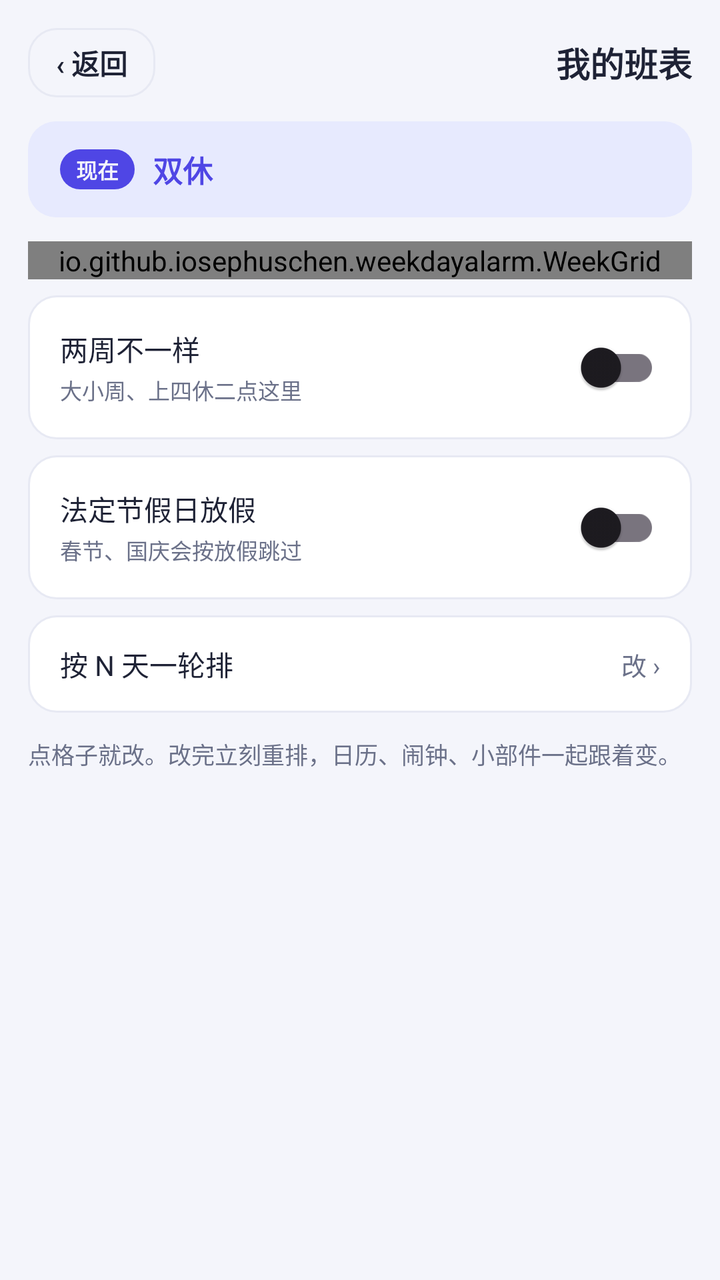
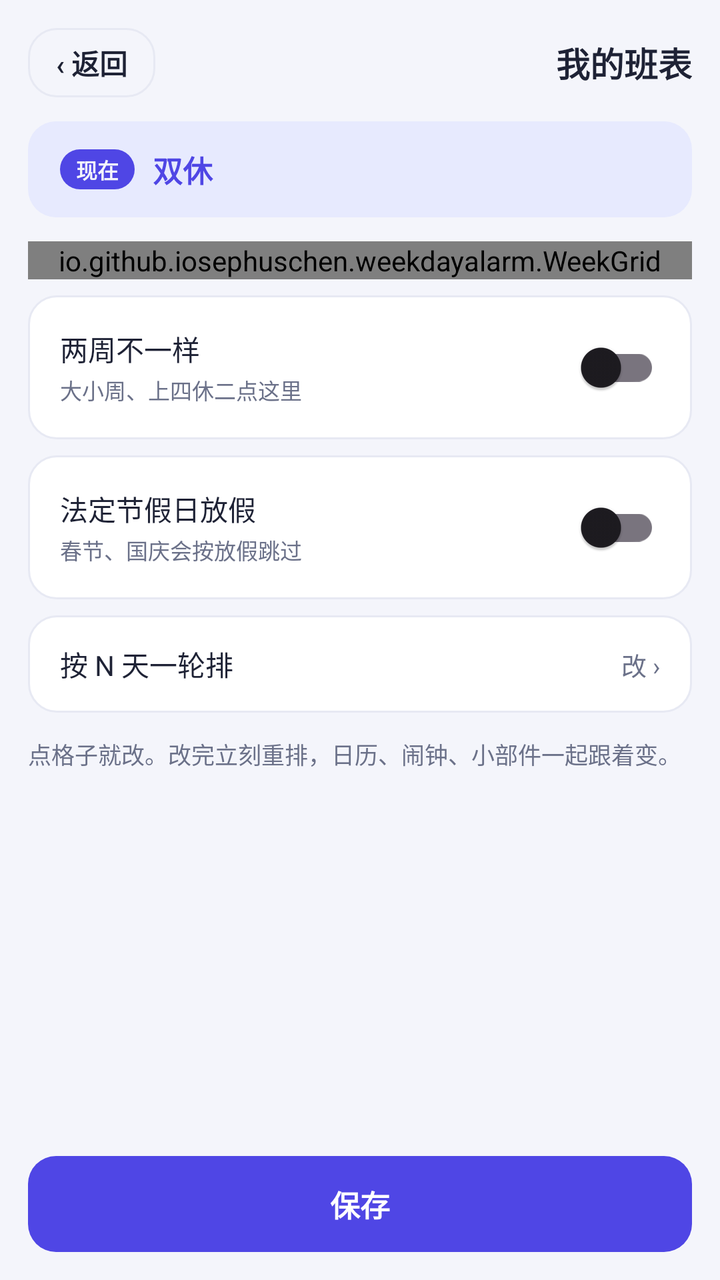

Before-and-after screenshots of an Android layout around one commit, followed by the original layout XML and the change that was made.
<!-- AndroidManifest.xml: application theme Theme.WeekdayAlarm -->
<!-- res/layout/activity_week_schedule.xml -->
<?xml version="1.0" encoding="utf-8"?>
<ScrollView xmlns:android="http://schemas.android.com/apk/res/android"
    android:layout_width="match_parent"
    android:layout_height="match_parent"
    android:background="@color/bg"
    android:fitsSystemWindows="true">

    <LinearLayout
        android:layout_width="match_parent"
        android:layout_height="wrap_content"
        android:orientation="vertical"
        android:paddingStart="14dp"
        android:paddingTop="14dp"
        android:paddingEnd="14dp"
        android:paddingBottom="@dimen/space_24">

        <LinearLayout
            android:layout_width="match_parent"
            android:layout_height="wrap_content"
            android:layout_marginBottom="@dimen/space_12"
            android:gravity="center_vertical"
            android:orientation="horizontal">

            <TextView
                android:id="@+id/btn_back"
                android:layout_width="wrap_content"
                android:layout_height="wrap_content"
                android:background="@drawable/bg_time_outline"
                android:clickable="true"
                android:focusable="true"
                android:paddingStart="14dp"
                android:paddingTop="7dp"
                android:paddingEnd="14dp"
                android:paddingBottom="7dp"
                android:text="‹ 返回"
                android:textColor="@color/ink"
                android:textSize="14sp"
                android:textStyle="bold" />

            <TextView
                android:layout_width="0dp"
                android:layout_height="wrap_content"
                android:layout_weight="1"
                android:gravity="end"
                android:text="我的班表"
                android:textColor="@color/ink"
                android:textSize="17sp"
                android:textStyle="bold" />
        </LinearLayout>

        
        <LinearLayout
            android:id="@+id/card_verdict"
            android:layout_width="match_parent"
            android:layout_height="wrap_content"
            android:background="@drawable/bg_verdict"
            android:gravity="center_vertical"
            android:orientation="horizontal"
            android:paddingStart="16dp"
            android:paddingTop="13dp"
            android:paddingEnd="16dp"
            android:paddingBottom="13dp">

            <TextView
                android:layout_width="wrap_content"
                android:layout_height="wrap_content"
                android:background="@drawable/bg_verdict_tag"
                android:paddingStart="8dp"
                android:paddingTop="2dp"
                android:paddingEnd="8dp"
                android:paddingBottom="2dp"
                android:text="现在"
                android:textColor="@color/bg"
                android:textSize="10.5sp"
                android:textStyle="bold" />

            <TextView
                android:id="@+id/tv_verdict"
                android:layout_width="0dp"
                android:layout_height="wrap_content"
                android:layout_marginStart="9dp"
                android:layout_weight="1"
                android:text="双休"
                android:textColor="@color/indigo"
                android:textSize="15sp"
                android:textStyle="bold" />
        </LinearLayout>

        <io.github.iosephuschen.weekdayalarm.WeekGrid
            android:id="@+id/week_grid"
            android:layout_width="match_parent"
            android:layout_height="wrap_content"
            android:layout_marginTop="@dimen/space_12" />

        
        <LinearLayout
            android:id="@+id/row_shifts"
            android:layout_width="match_parent"
            android:layout_height="wrap_content"
            android:layout_marginTop="@dimen/space_12"
            android:background="@drawable/bg_dialog_row"
            android:clickable="true"
            android:focusable="true"
            android:gravity="center_vertical"
            android:orientation="horizontal"
            android:paddingStart="16dp"
            android:paddingTop="14dp"
            android:paddingEnd="16dp"
            android:paddingBottom="13dp"
            android:visibility="gone">

            <LinearLayout
                android:layout_width="0dp"
                android:layout_height="wrap_content"
                android:layout_weight="1"
                android:orientation="vertical">

                <TextView
                    android:layout_width="wrap_content"
                    android:layout_height="wrap_content"
                    android:text="班次"
                    android:textColor="@color/ink"
                    android:textSize="15sp"
                    android:textStyle="bold" />

                <TextView
                    android:id="@+id/tv_shifts_sub"
                    android:layout_width="match_parent"
                    android:layout_height="wrap_content"
                    android:layout_marginTop="3dp"
                    android:text="白班 08:00 – 20:00 · 夜班 20:00 – 次日 08:00"
                    android:textColor="@color/sub"
                    android:textSize="11sp" />
            </LinearLayout>

            <TextView
                android:layout_width="wrap_content"
                android:layout_height="wrap_content"
                android:text="改 ›"
                android:textColor="@color/sub"
                android:textSize="12.5sp" />
        </LinearLayout>

        
        <LinearLayout
            android:id="@+id/card_rotation"
            android:layout_width="match_parent"
            android:layout_height="wrap_content"
            android:layout_marginTop="@dimen/space_12"
            android:background="@drawable/bg_dialog_row"
            android:clickable="true"
            android:focusable="true"
            android:gravity="center_vertical"
            android:orientation="horizontal"
            android:paddingStart="16dp"
            android:paddingTop="14dp"
            android:paddingEnd="16dp"
            android:paddingBottom="13dp"
            android:visibility="gone">

            <LinearLayout
                android:layout_width="0dp"
                android:layout_height="wrap_content"
                android:layout_weight="1"
                android:orientation="vertical">

                <TextView
                    android:id="@+id/tv_rotation_title"
                    android:layout_width="wrap_content"
                    android:layout_height="wrap_content"
                    android:text="4 天一轮 · 上2休2"
                    android:textColor="@color/ink"
                    android:textSize="15sp"
                    android:textStyle="bold" />

                <TextView
                    android:id="@+id/tv_rotation_sub"
                    android:layout_width="wrap_content"
                    android:layout_height="wrap_content"
                    android:layout_marginTop="2dp"
                    android:text="第 1 天定下来，往后按 N 天一轮"
                    android:textColor="@color/sub"
                    android:textSize="11sp" />

                
                <TextView
                    android:id="@+id/tv_rotation_times"
                    android:layout_width="match_parent"
                    android:layout_height="wrap_content"
                    android:layout_marginTop="6dp"
                    android:textColor="@color/body"
                    android:textSize="12sp"
                    android:visibility="gone" />
            </LinearLayout>

            <TextView
                android:layout_width="wrap_content"
                android:layout_height="wrap_content"
                android:text="改 ›"
                android:textColor="@color/sub"
                android:textSize="12.5sp" />
        </LinearLayout>

        <LinearLayout
            android:id="@+id/row_biweekly"
            android:layout_width="match_parent"
            android:layout_height="wrap_content"
            android:layout_marginTop="@dimen/space_8"
            android:background="@drawable/bg_dialog_row"
            android:gravity="center_vertical"
            android:orientation="horizontal"
            android:paddingStart="16dp"
            android:paddingTop="12dp"
            android:paddingEnd="16dp"
            android:paddingBottom="12dp">

            <LinearLayout
                android:layout_width="0dp"
                android:layout_height="wrap_content"
                android:layout_weight="1"
                android:orientation="vertical">

                <TextView
                    android:layout_width="wrap_content"
                    android:layout_height="wrap_content"
                    android:text="两周不一样"
                    android:textColor="@color/ink"
                    android:textSize="14sp" />

                
                <TextView
                    android:layout_width="wrap_content"
                    android:layout_height="wrap_content"
                    android:layout_marginTop="2dp"
                    android:text="大小周、上四休二点这里"
                    android:textColor="@color/sub"
                    android:textSize="11sp" />
            </LinearLayout>

            <androidx.appcompat.widget.SwitchCompat
                android:id="@+id/sw_biweekly"
                android:layout_width="wrap_content"
                android:layout_height="wrap_content" />
        </LinearLayout>

        <LinearLayout
            android:id="@+id/row_holiday"
            android:layout_width="match_parent"
            android:layout_height="wrap_content"
            android:layout_marginTop="@dimen/space_8"
            android:background="@drawable/bg_dialog_row"
            android:gravity="center_vertical"
            android:orientation="horizontal"
            android:paddingStart="16dp"
            android:paddingTop="12dp"
            android:paddingEnd="16dp"
            android:paddingBottom="12dp">

            <LinearLayout
                android:layout_width="0dp"
                android:layout_height="wrap_content"
                android:layout_weight="1"
                android:orientation="vertical">

                <TextView
                    android:layout_width="wrap_content"
                    android:layout_height="wrap_content"
                    android:text="法定节假日放假"
                    android:textColor="@color/ink"
                    android:textSize="14sp" />

                <TextView
                    android:id="@+id/tv_holiday_sub"
                    android:layout_width="wrap_content"
                    android:layout_height="wrap_content"
                    android:layout_marginTop="2dp"
                    android:text="春节、国庆会按放假跳过"
                    android:textColor="@color/sub"
                    android:textSize="11sp" />
            </LinearLayout>

            <androidx.appcompat.widget.SwitchCompat
                android:id="@+id/sw_holiday"
                android:layout_width="wrap_content"
                android:layout_height="wrap_content" />
        </LinearLayout>

        <LinearLayout
            android:id="@+id/row_rotation"
            android:layout_width="match_parent"
            android:layout_height="wrap_content"
            android:layout_marginTop="@dimen/space_8"
            android:background="@drawable/bg_dialog_row"
            android:clickable="true"
            android:focusable="true"
            android:gravity="center_vertical"
            android:orientation="horizontal"
            android:paddingStart="16dp"
            android:paddingTop="14dp"
            android:paddingEnd="16dp"
            android:paddingBottom="14dp">

            <TextView
                android:layout_width="0dp"
                android:layout_height="wrap_content"
                android:layout_weight="1"
                android:text="按 N 天一轮排"
                android:textColor="@color/ink"
                android:textSize="14sp" />

            
            <TextView
                android:layout_width="wrap_content"
                android:layout_height="wrap_content"
                android:text="改 ›"
                android:textColor="@color/sub"
                android:textSize="12.5sp" />
        </LinearLayout>

        <LinearLayout
            android:id="@+id/row_back_week"
            android:layout_width="match_parent"
            android:layout_height="wrap_content"
            android:layout_marginTop="@dimen/space_8"
            android:background="@drawable/bg_dialog_row"
            android:clickable="true"
            android:focusable="true"
            android:gravity="center_vertical"
            android:orientation="horizontal"
            android:paddingStart="16dp"
            android:paddingTop="14dp"
            android:paddingEnd="16dp"
            android:paddingBottom="14dp"
            android:visibility="gone">

            <TextView
                android:layout_width="0dp"
                android:layout_height="wrap_content"
                android:layout_weight="1"
                android:text="改成按周排"
                android:textColor="@color/ink"
                android:textSize="14sp" />

            <TextView
                android:layout_width="wrap_content"
                android:layout_height="wrap_content"
                android:text="›"
                android:textColor="@color/sub"
                android:textSize="14sp" />
        </LinearLayout>

        <TextView
            android:id="@+id/tv_hint"
            android:layout_width="match_parent"
            android:layout_height="wrap_content"
            android:layout_marginTop="@dimen/space_12"
            android:lineSpacingExtra="3dp"
            android:text="点格子就改。改完立刻重排，日历、闹钟、小部件一起跟着变。"
            android:textColor="@color/sub"
            android:textSize="11.5sp" />
    </LinearLayout>
</ScrollView>
<!-- resources referenced by this layout -->
<resources>
  <color name="bg">#F4F5FB</color>
  <color name="body">#565C72</color>
  <color name="indigo">#4F46E5</color>
  <color name="ink">#1E2235</color>
  <color name="sub">#6B7189</color>
  <dimen name="space_12">12dp</dimen>
  <dimen name="space_24">24dp</dimen>
  <dimen name="space_8">8dp</dimen>
  <!-- drawable bg_dialog_row (drawable) -->
  <?xml version="1.0" encoding="utf-8"?>
  <shape xmlns:android="http://schemas.android.com/apk/res/android"
      android:shape="rectangle">
      <solid android:color="@color/card" />
      <stroke
          android:width="1dp"
          android:color="@color/line" />
      <corners android:radius="@dimen/radius_row" />
  </shape>
  <!-- drawable bg_time_outline (drawable) -->
  <?xml version="1.0" encoding="utf-8"?>
  <ripple xmlns:android="http://schemas.android.com/apk/res/android"
      android:color="#1F4F46E5">
      <item>
          <shape android:shape="rectangle">
              <solid android:color="@color/bg" />
              <corners android:radius="@dimen/radius_row" />
              <stroke android:width="1dp" android:color="@color/line" />
          </shape>
      </item>
  </ripple>
  <!-- drawable bg_verdict (drawable) -->
  <?xml version="1.0" encoding="utf-8"?>
  <shape xmlns:android="http://schemas.android.com/apk/res/android"
      android:shape="rectangle">
      <solid android:color="@color/verdict_bg" />
      <corners android:radius="@dimen/radius_row" />
  </shape>
  <!-- drawable bg_verdict_tag (drawable) -->
  <?xml version="1.0" encoding="utf-8"?>
  <shape xmlns:android="http://schemas.android.com/apk/res/android"
      android:shape="rectangle">
      <solid android:color="@color/indigo" />
      <corners android:radius="@dimen/radius_pill" />
  </shape>
  <style name="Theme.WeekdayAlarm" parent="Theme.Material3.DayNight.NoActionBar">
          <item name="colorPrimary">@color/indigo</item>
          <item name="colorPrimaryVariant">@color/indigo_dark</item>
          <item name="colorOnPrimary">@color/white</item>
          <item name="android:statusBarColor">@color/bg</item>
          <item name="android:windowLightStatusBar">true</item>
      </style>
  <color name="card">#FFFFFF</color>
  <color name="line">#E7E9F3</color>
  <dimen name="radius_row">14dp</dimen>
  <color name="verdict_bg">#E7EAFE</color>
  <dimen name="radius_pill">999dp</dimen>
  <color name="indigo_dark">#4338CA</color>
  <color name="white">#FFFFFFFF</color>
</resources>

<!-- the commit's change to res/layout/activity_week_schedule.xml (unified diff, before → after) -->
@@ -1,9 +1,16 @@
 <?xml version="1.0" encoding="utf-8"?>
-<ScrollView xmlns:android="http://schemas.android.com/apk/res/android"
+<LinearLayout xmlns:android="http://schemas.android.com/apk/res/android"
     android:layout_width="match_parent"
     android:layout_height="match_parent"
     android:background="@color/bg"
-    android:fitsSystemWindows="true">
+    android:fitsSystemWindows="true"
+    android:orientation="vertical">
+
+    
+    <ScrollView
+        android:layout_width="match_parent"
+        android:layout_height="0dp"
+        android:layout_weight="1">
 
     <LinearLayout
         android:layout_width="match_parent"
@@ -359,4 +366,29 @@
             android:textColor="@color/sub"
             android:textSize="11.5sp" />
     </LinearLayout>
-</ScrollView>
+    </ScrollView>
+
+    <LinearLayout
+        android:layout_width="match_parent"
+        android:layout_height="wrap_content"
+        android:orientation="vertical"
+        android:paddingStart="14dp"
+        android:paddingTop="10dp"
+        android:paddingEnd="14dp"
+        android:paddingBottom="14dp">
+
+        <TextView
+            android:id="@+id/btn_save"
+            android:layout_width="match_parent"
+            android:layout_height="wrap_content"
+            android:minHeight="48dp"
+            android:background="@drawable/bg_guide_btn"
+            android:clickable="true"
+            android:focusable="true"
+            android:gravity="center"
+            android:text="保存"
+            android:textColor="#FFFFFF"
+            android:textSize="15sp"
+            android:textStyle="bold" />
+    </LinearLayout>
+</LinearLayout>
<!-- resource entries referenced after the edit -->
@@ -16,6 +16,13 @@
       <stroke
           android:width="1dp"
           android:color="@color/line" />
+      <corners android:radius="@dimen/radius_row" />
+  </shape>
+  <!-- drawable bg_guide_btn (drawable) -->
+  <?xml version="1.0" encoding="utf-8"?>
+  <shape xmlns:android="http://schemas.android.com/apk/res/android"
+      android:shape="rectangle">
+      <solid android:color="@color/indigo" />
       <corners android:radius="@dimen/radius_row" />
   </shape>
   <!-- drawable bg_time_outline (drawable) -->
